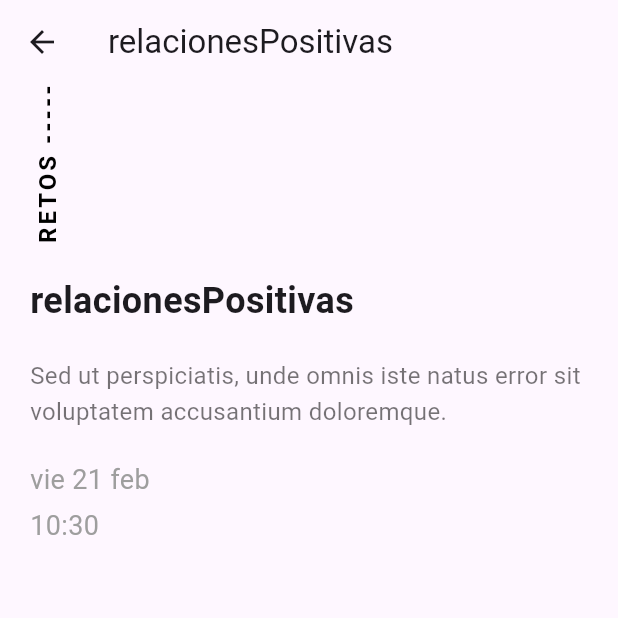
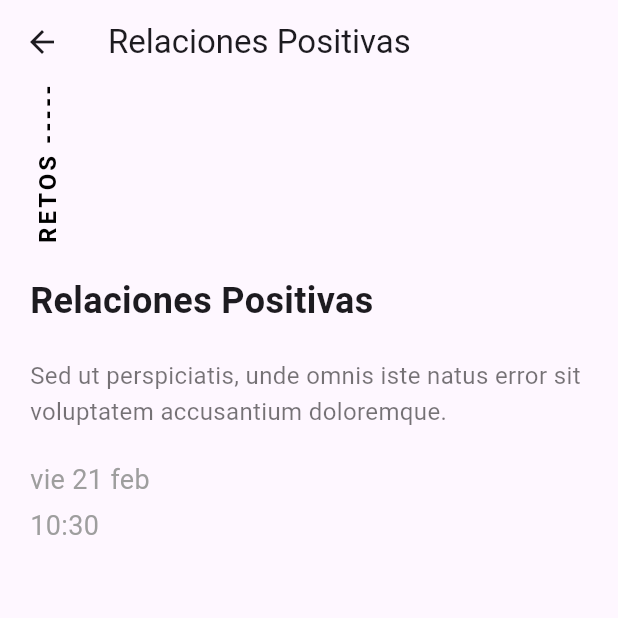
Before and after one commit to marsanbus/sseed-mobile, a Flutter app: the RelacionesPositivas screen opened directly, on a phone screen of 412 x 824 dp, the top half of it. Run offline on Flutter 3.47's test engine with Material 3 defaults, Android fonts, the phone set to English and light mode, and no system bars; our stand-ins replace flutter_svg.

```diff
--- a/lib/main.dart
+++ b/lib/main.dart
@@ -1,6 +1,5 @@
 import 'package:flutter/material.dart';
 import 'package:sseed/pages/home.dart';
-import 'package:intl/intl.dart';
 import 'package:intl/date_symbol_data_local.dart';
 
 void main() {
--- a/lib/pages/relacionesPositivas.dart
+++ b/lib/pages/pages_retos/habitosSaludables.dart
@@ -1,8 +1,8 @@
 import 'package:flutter/material.dart';
 import 'package:intl/intl.dart';
 
-class RelacionesPositivas extends StatelessWidget {
-  const RelacionesPositivas({Key? key}) : super(key: key);
+class HabitosSaludables extends StatelessWidget {
+  const HabitosSaludables({Key? key}) : super(key: key);
 
   @override
   Widget build(BuildContext context) {
@@ -11,7 +11,7 @@ class RelacionesPositivas extends StatelessWidget {
 
     return Scaffold(
       appBar: AppBar(
-        title: const Text('relacionesPositivas'),
+        title: const Text('Hábitos Saludables'),
       ),
       body: Padding(
         padding: const EdgeInsets.symmetric(horizontal: 20.0),
@@ -32,7 +32,7 @@ class RelacionesPositivas extends StatelessWidget {
             ),
             const SizedBox(height: 20),
             Text(
-              'relacionesPositivas',
+              'Hábitos Saludables',
               style: const TextStyle(
                 fontSize: 24,
                 fontWeight: FontWeight.bold,
--- /dev/null
+++ b/lib/pages/pages_retos/relacionesPositivas.dart
@@ -0,0 +1,72 @@
+import 'package:flutter/material.dart';
+import 'package:intl/intl.dart';
+
+class RelacionesPositivas extends StatelessWidget {
+  const RelacionesPositivas({Key? key}) : super(key: key);
+
+  @override
+  Widget build(BuildContext context) {
+    final String today = DateFormat('EEE d MMM', 'es_ES').format(DateTime.now());
+    final String currentTime = DateFormat('HH:mm').format(DateTime.now());
+
+    return Scaffold(
+      appBar: AppBar(
+        title: const Text('Relaciones Positivas'),
+      ),
+      body: Padding(
+        padding: const EdgeInsets.symmetric(horizontal: 20.0),
+        child: Column(
+          crossAxisAlignment: CrossAxisAlignment.start,
+          children: [
+            const RotatedBox(
+              quarterTurns: -1,
+              child: Text(
+                'RETOS -----',
+                style: TextStyle(
+                  fontSize: 16,
+                  fontWeight: FontWeight.bold,
+                  color: Colors.black,
+                  letterSpacing: 2.0,
+                ),
+              ),
+            ),
+            const SizedBox(height: 20),
+            Text(
+              'Relaciones Positivas',
+              style: const TextStyle(
+                fontSize: 24,
+                fontWeight: FontWeight.bold,
+                height: 1.5,
+              ),
+            ),
+            const SizedBox(height: 20),
+            const Text(
+              'Sed ut perspiciatis, unde omnis iste natus error sit voluptatem accusantium doloremque.',
+              style: TextStyle(
+                fontSize: 16,
+                color: Colors.black54,
+                height: 1.5,
+              ),
+            ),
+            const SizedBox(height: 20),
+            Text(
+              today,
+              style: const TextStyle(
+                color: Colors.grey,
+                fontSize: 18,
+              ),
+            ),
+            const SizedBox(height: 5),
+            Text(
+              currentTime,
+              style: const TextStyle(
+                color: Colors.grey,
+                fontSize: 18,
+              ),
+            ),
+          ],
+        ),
+      ),
+    );
+  }
+}
```
Also changed, not shown: lib/models/categorias_retos_model.dart (added, +102 -0 lines), lib/models/retos_model.dart (added, +69 -0 lines), lib/pages/cultivaTuBosque.dart (+33 -15 lines), lib/pages/pages_retos/actividadFisica.dart (added, +66 -0 lines), lib/pages/pages_retos/emocionesPositivas.dart (added, +66 -0 lines), lib/pages/pages_retos/fortalezasDelCaracter.dart (added, +72 -0 lines), lib/pages/pages_retos/retos/actividad_fisica/af1.dart (added, +18 -0 lines), lib/pages/pages_retos/retos/actividad_fisica/af2.dart (added, +18 -0 lines), lib/pages/pages_retos/retos/actividad_fisica/af3.dart (added, +18 -0 lines), lib/pages/pages_retos/retos/actividad_fisica/af4.dart (added, +18 -0 lines), lib/pages/pages_retos/retos/actividad_fisica/af5.dart (added, +18 -0 lines), lib/pages/pages_retos/retos/emociones_positivas/ep1.dart (added, +18 -0 lines), lib/pages/pages_retos/retos/emociones_positivas/ep2.dart (added, +18 -0 lines), lib/pages/pages_retos/retos/emociones_positivas/ep3.dart (added, +18 -0 lines), 3 more files, 4 other files.
